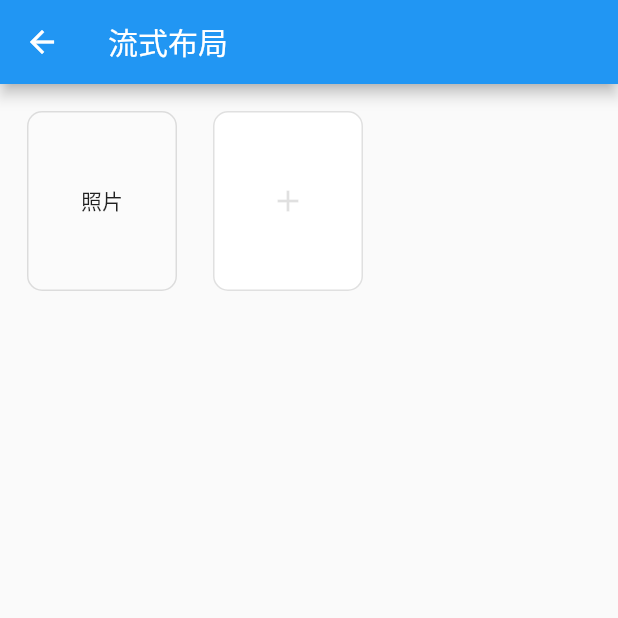
After one commit to no1harm/my_flutter_app, a Flutter app: the WrapLayout screen opened directly, after a tap on the "add" icon, on a phone screen of 412 x 824 dp, the top half of it. The commit adds this screen. Run offline on Flutter 3.47's test engine with Material 2 defaults, Android fonts, the phone set to English and light mode, and no system bars.

Commit message:
完成流式布局

```diff
--- a/lib/main.dart
+++ b/lib/main.dart
@@ -9,6 +9,7 @@ import 'routerAnimationSlide.dart';
 import 'aeroGlass.dart';
 import 'keepAliveDemo.dart';
 import 'searchBar.dart';
+import 'wrapLayout.dart';
 
 void main() => runApp(new MyApp());
 
@@ -20,6 +21,7 @@ class MyApp extends StatelessWidget {
     return new MaterialApp(
       title: 'Welcome to Flutter',
       theme:ThemeData.light(),
+      debugShowCheckedModeBanner: false,
       home: new HomePage()
     );
   }
@@ -106,6 +108,14 @@ class HomePage extends StatelessWidget {
                 )
               },
             ),
+            new CustomButton(
+              title:'流式布局',
+              onTap: () => {
+                Navigator.push(context,new  MaterialPageRoute(
+                  builder:(context) =>new WrapLayout())
+                )
+              },
+            ),
           ],
         )
       )
--- /dev/null
+++ b/lib/wrapLayout.dart
@@ -0,0 +1,83 @@
+import 'package:flutter/material.dart';
+import 'package:flutter/painting.dart';
+
+class WrapLayout extends StatefulWidget {
+  @override
+  _WrapLayoutState createState() => _WrapLayoutState();
+}
+
+class _WrapLayoutState extends State<WrapLayout> {
+  List<Widget> list;
+  @override
+  //初始化状态，给list添加值，这时候调用了一个自定义方法 `buildAddButton`
+  void initState() {
+    super.initState();
+      list = List<Widget>()..add(buildAddButton());
+    }
+    @override
+    Widget build(BuildContext context) {
+      // 获取设备屏幕宽高
+      final width = MediaQuery.of(context).size.width;
+      final height = MediaQuery.of(context).size.height;
+
+      return new Scaffold(
+        appBar: AppBar(title:Text('流式布局'),
+        ),
+        body: new Container(
+          padding: EdgeInsets.all(10.0),
+          width: width,
+          height: height,
+          // Wrap流式
+          child: Wrap(
+            children: list,
+            spacing: 8.0,
+          ),
+        ),
+      );
+    }
+    Widget buildAddButton() {
+      // GestureDetector 是一个Widget，但没有任何的显示功能，而只是一个手势操作，用来触发事件的。
+      // GestureDetector 可以让一些默认没有触发事件的组件拥有触发事件
+      return GestureDetector(
+        onTap: (){
+          setState(() {
+            if(list.length < 9){
+              // 插入数组成员
+              list.insert(list.length-1, buildPhoto());
+            }
+          });
+        },
+        child: Padding(
+          padding: const EdgeInsets.all(8.0),
+          child: Container(
+            width: 100.0,
+            height: 120.0,
+            child: Icon(Icons.add,color: Colors.black12,),
+            decoration: new BoxDecoration(
+              border: Border.all(width: 1.0,color: Colors.black12,style: BorderStyle.solid),
+              color: Colors.white,
+              borderRadius: BorderRadius.circular(10.0),
+            ),
+          ),
+        ),
+      );
+    }
+
+    Widget buildPhoto(){
+      return Padding(
+          padding: const EdgeInsets.all(8.0),
+          child: Container(
+            width: 100.0,
+            height: 120.0,
+            child: Center(
+              child: Text('照片'),
+            ),
+            decoration: new BoxDecoration(
+              border: Border.all(width: 1.0,color: Colors.black12,style: BorderStyle.solid),
+              color: Colors.white12,
+              borderRadius: BorderRadius.circular(10.0),
+            ),
+          ),
+      );
+    }
+  }
```
